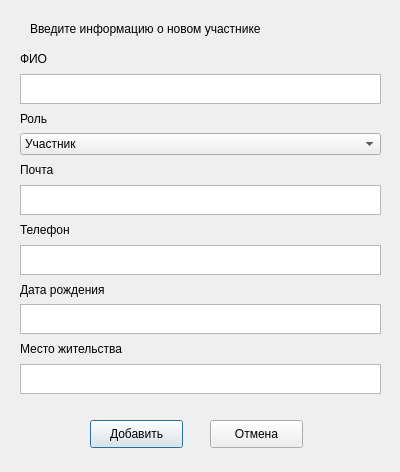
The window that add_player.ui (PrincePepper/DVFU_Course_work_2020_yeticup) describes before a commit, drawn with Qt 5.
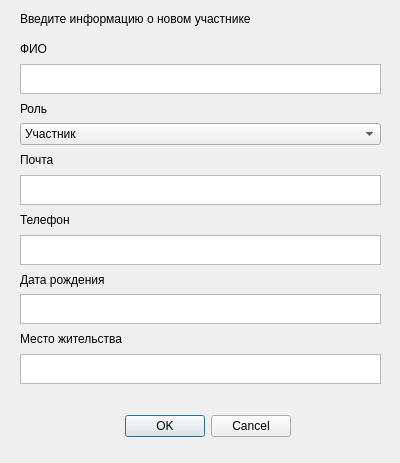
The same window after the commit.

Patch:
```diff
--- a/add_player.ui
+++ b/add_player.ui
@@ -7,17 +7,46 @@
     <x>0</x>
     <y>0</y>
     <width>400</width>
-    <height>472</height>
+    <height>463</height>
    </rect>
   </property>
   <property name="windowTitle">
    <string>Dialog</string>
   </property>
+  <widget class="QDialogButtonBox" name="buttonBox">
+   <property name="geometry">
+    <rect>
+     <x>110</x>
+     <y>410</y>
+     <width>181</width>
+     <height>32</height>
+    </rect>
+   </property>
+   <property name="orientation">
+    <enum>Qt::Horizontal</enum>
+   </property>
+   <property name="standardButtons">
+    <set>QDialogButtonBox::Cancel|QDialogButtonBox::Ok</set>
+   </property>
+  </widget>
+  <widget class="QLabel" name="label">
+   <property name="geometry">
+    <rect>
+     <x>20</x>
+     <y>10</y>
+     <width>271</width>
+     <height>17</height>
+    </rect>
+   </property>
+   <property name="text">
+    <string>Введите информацию о новом участнике</string>
+   </property>
+  </widget>
   <widget class="QWidget" name="verticalLayoutWidget">
    <property name="geometry">
     <rect>
      <x>20</x>
-     <y>50</y>
+     <y>40</y>
      <width>361</width>
      <height>344</height>
     </rect>
@@ -136,45 +165,6 @@
     </item>
    </layout>
   </widget>
-  <widget class="QPushButton" name="pushButton">
-   <property name="geometry">
-    <rect>
-     <x>90</x>
-     <y>420</y>
-     <width>93</width>
-     <height>28</height>
-    </rect>
-   </property>
-   <property name="text">
-    <string>Добавить</string>
-   </property>
-  </widget>
-  <widget class="QLabel" name="label">
-   <property name="geometry">
-    <rect>
-     <x>30</x>
-     <y>20</y>
-     <width>271</width>
-     <height>17</height>
-    </rect>
-   </property>
-   <property name="text">
-    <string>Введите информацию о новом участнике</string>
-   </property>
-  </widget>
-  <widget class="QPushButton" name="pushButton_2">
-   <property name="geometry">
-    <rect>
-     <x>210</x>
-     <y>420</y>
-     <width>93</width>
-     <height>28</height>
-    </rect>
-   </property>
-   <property name="text">
-    <string>Отмена</string>
-   </property>
-  </widget>
  </widget>
  <resources/>
  <connections/>
```
Left out of the diff: 35 changed lines with no effect on the pictures.
